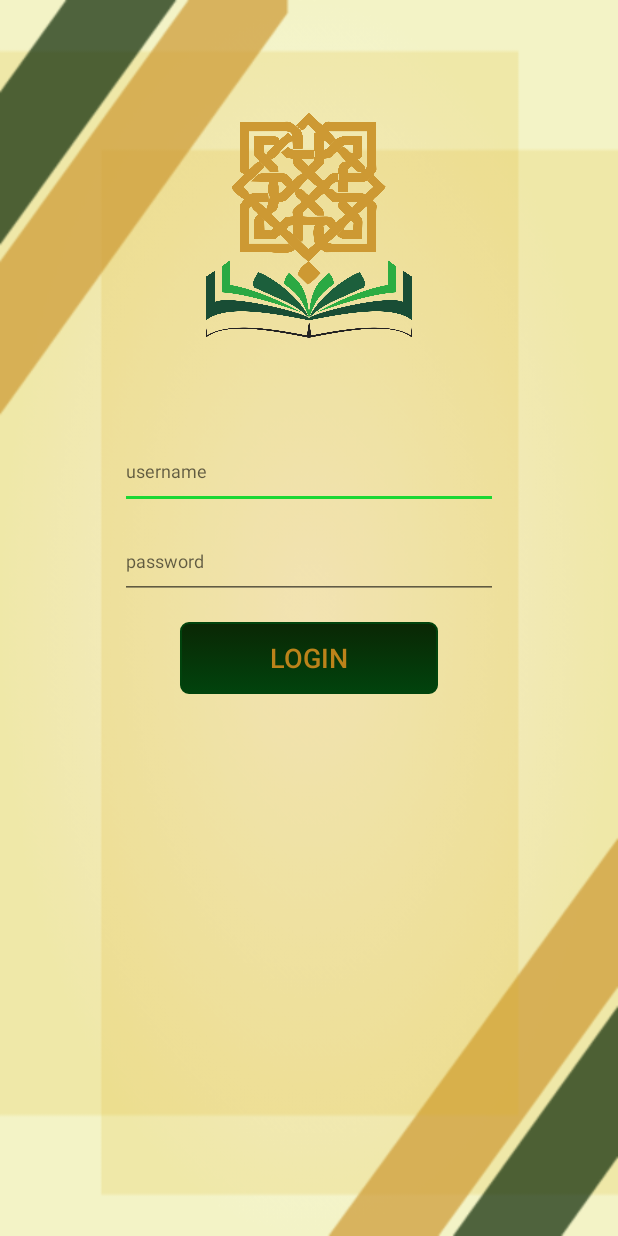
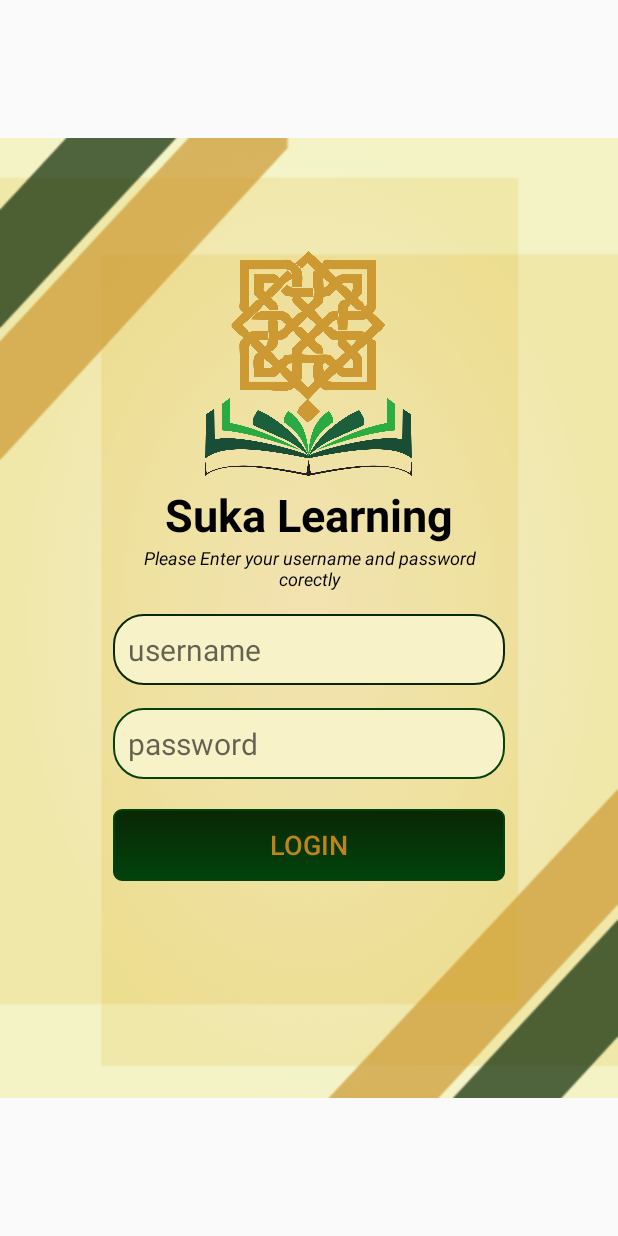
Before and after one commit to RPL5/Elearning5, an Android app: the screen it shows after launch (LoginActivity), on a phone screen of 412 x 824 dp. Run offline under Robolectric (Android 15) with nearby library versions, the phone set to English and light mode, and no system bars.

Commit message:
edit login namabah kotak edit

```diff
--- /dev/null
+++ b/app/src/main/res/drawable/textbox.xml
@@ -0,0 +1,24 @@
+<?xml version="1.0" encoding="utf-8"?>
+<selector xmlns:android="http://schemas.android.com/apk/res/android">
+    <item android:state_pressed="true" >
+        <shape android:shape="rectangle"  >
+            <corners android:radius="20dip" />
+            <stroke android:width="1dip" android:color="#01430d" />
+            <solid android:angle="-90" android:color="#f7f2c8"  />
+        </shape>
+    </item>
+    <item android:state_focused="true">
+        <shape android:shape="rectangle"  >
+            <corners android:radius="20dip" />
+            <stroke android:width="1dip" android:color="@color/WarnaIjoUIN" />
+            <solid android:color="#f7f2c8"/>
+        </shape>
+    </item>
+    <item >
+        <shape android:shape="rectangle"  >
+            <corners android:radius="20dip" />
+            <stroke android:width="1dip" android:color="#01430d" />
+            <solid android:angle="-90"  android:color="#f7f2c8"/>
+        </shape>
+    </item>
+</selector>
--- a/app/src/main/res/layout/activity_login.xml
+++ b/app/src/main/res/layout/activity_login.xml
@@ -2,67 +2,65 @@
 <LinearLayout xmlns:android="http://schemas.android.com/apk/res/android"
     xmlns:tools="http://schemas.android.com/tools"
     xmlns:app="http://schemas.android.com/apk/res-auto"
+    android:fitsSystemWindows="true"
+    app:titleTextAppearance="@style/AppTheme.NoActionBar"
     android:id="@+id/activity_main"
     android:orientation="vertical"
+    android:padding="75dp"
     android:layout_width="match_parent"
-    android:layout_height="match_parent"
+    android:layout_height="wrap_content"
+    android:layout_weight="1"
+    android:layout_gravity="center_vertical"
     android:background="@drawable/backlogin"
     tools:context=".view.LoginActivity">
 
     <ImageView
         android:id="@+id/logoLogin"
-        android:layout_width="wrap_content"
+        android:layout_width="150dp"
         android:layout_height="150dp"
-        android:layout_marginTop="75dp"
-        android:layout_marginRight="115dp"
-        android:layout_marginLeft="115dp"
         android:layout_marginBottom="5dp"
         android:src="@drawable/logo"
-        android:layout_gravity="bottom"
+        android:layout_gravity="center"
         android:contentDescription="@string/app_name"
          />
 
     <TextView
-        android:layout_width="wrap_content"
+        android:layout_width="match_parent"
         android:layout_height="wrap_content"
+        android:text="Suka Learning"
+        android:textStyle="bold"
+        android:textSize="30sp"
         android:textAlignment="center"
-        android:textStyle="bold"
-        tools:text="Suka Learning"
-        tools:textSize="30sp"
-        tools:textColor="@android:color/black"
-        android:layout_marginTop="10dp"
-        android:layout_marginRight="90dp"
-        android:layout_marginLeft="90dp"/>
+        android:textColor="@android:color/black"/>
     <TextView
-        android:layout_width="wrap_content"
+        android:layout_width="match_parent"
         android:layout_height="wrap_content"
+        android:text="Please Enter your username and password corectly"
+        android:textStyle="italic"
+        android:textSize="12sp"
         android:textAlignment="center"
-        tools:text="Please enter your username and password corectly!"
-        tools:textColor="@android:color/black"
-        android:layout_marginTop="5dp"
-        android:layout_marginRight="92.5dp"
-        android:layout_marginLeft="92.5dp"/>
+        android:textColor="@android:color/black"/>
+
 
     <EditText
         android:id="@+id/edittext1"
         android:layout_width="match_parent"
-        android:layout_height="50dp"
+        android:layout_height="wrap_content"
+        android:layout_marginTop="15dp"
+        android:textSize="20sp"
+        android:padding="10dp"
 
-        android:layout_marginLeft="80dp"
-        android:layout_marginTop="10dp"
-
-        android:layout_marginRight="80dp"
+        android:background="@drawable/textbox"
         android:hint="username" />
 
     <EditText
         android:id="@+id/edittext2"
         android:layout_width="match_parent"
-        android:layout_height="50dp"
-
-        android:layout_marginLeft="80dp"
-        android:layout_marginTop="10dp"
-
-        android:layout_marginRight="80dp"
+        android:layout_height="wrap_content"
+        android:layout_marginTop="15dp"
+        android:textSize="20sp"
+        android:padding="10dp"
+        android:background="@drawable/textbox"
         android:hint="password"
         android:inputType="textPassword" />
 
@@ -71,12 +69,11 @@
         android:layout_width="match_parent"
         android:layout_height="wrap_content"
         android:text="login"
+        android:textAlignment="center"
         android:textSize="18sp"
         android:textColor="@color/colorPrimary"
-        android:layout_marginTop="15dp"
-        android:layout_marginRight="120dp"
-        android:layout_marginLeft="120dp"
-        android:layout_marginBottom="60dp"
+        android:layout_marginTop="20dp"
+
         android:background="@drawable/mybutton"
 
         android:onClick="LOGIN"
```
Also changed, not shown: 1 other file.
